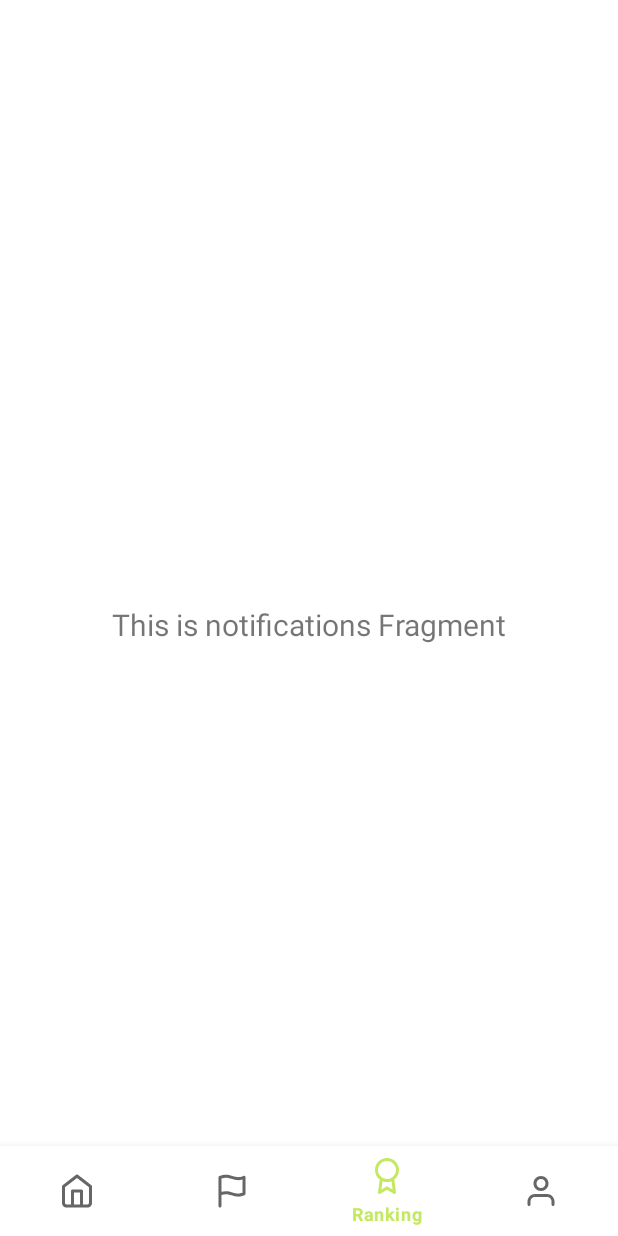
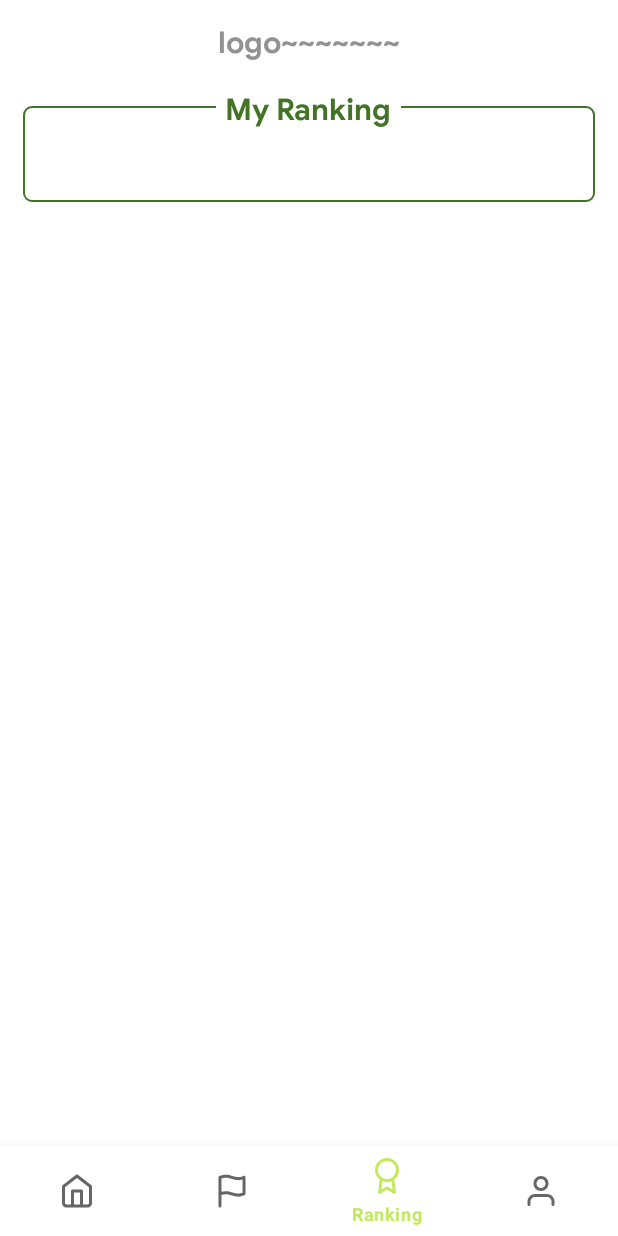
Before and after one commit to KLAB2-challenge/FE, an Android app: the RankingFragment screen opened through its navigation route, on a phone screen of 412 x 824 dp. Run offline under Robolectric (Android 15) with nearby library versions, the phone set to English and light mode, and no system bars; our stand-ins replace navigation-ui; 2 statements that could not run were skipped.

Commit message:
feat: add MyRanking container to fragment_ranking.xml

```diff
--- /dev/null
+++ b/app/src/main/res/drawable/background_ranking_myranking.xml
@@ -0,0 +1,6 @@
+<?xml version="1.0" encoding="utf-8"?>
+<shape xmlns:android="http://schemas.android.com/apk/res/android"
+    android:shape="rectangle">
+    <stroke android:width="1dp" android:color="#437325" />
+    <corners android:radius="5dp"></corners>
+</shape>
--- a/app/src/main/res/layout/fragment_ranking.xml
+++ b/app/src/main/res/layout/fragment_ranking.xml
@@ -4,19 +4,80 @@
     xmlns:tools="http://schemas.android.com/tools"
     android:layout_width="match_parent"
     android:layout_height="match_parent"
+    android:background="@color/WH"
     tools:context=".ui.ranking.RankingFragment">
 
-    <TextView
-        android:id="@+id/text_notifications"
+    <ScrollView
         android:layout_width="match_parent"
-        android:layout_height="wrap_content"
-        android:layout_marginStart="8dp"
-        android:layout_marginTop="8dp"
-        android:layout_marginEnd="8dp"
-        android:textAlignment="center"
-        android:textSize="20sp"
+        android:layout_height="0dp"
+        android:layout_marginBottom="65dp"
         app:layout_constraintBottom_toBottomOf="parent"
-        app:layout_constraintEnd_toEndOf="parent"
-        app:layout_constraintStart_toStartOf="parent"
-        app:layout_constraintTop_toTopOf="parent" />
+        app:layout_constraintTop_toTopOf="parent"
+        android:fillViewport="true">
+
+        <androidx.constraintlayout.widget.ConstraintLayout
+            android:layout_width="match_parent"
+            android:layout_height="wrap_content">
+
+            <TextView
+                android:id="@+id/tv_ranking_logo"
+                android:layout_width="wrap_content"
+                android:layout_height="wrap_content"
+                android:layout_marginTop="16dp"
+                android:text="logo~~~~~~~"
+                android:textColor="#929292"
+                android:textSize="20dp"
+                android:fontFamily="@font/googlesans_bold"
+                app:layout_constraintLeft_toLeftOf="parent"
+                app:layout_constraintRight_toRightOf="parent"
+                app:layout_constraintTop_toTopOf="parent"
+                />
+
+            <FrameLayout
+                android:id="@+id/fl_ranking_myr"
+                android:layout_width="match_parent"
+                android:layout_height="wrap_content"
+                app:layout_constraintTop_toBottomOf="@+id/tv_ranking_logo"
+                app:layout_constraintLeft_toLeftOf="parent"
+                app:layout_constraintRight_toRightOf="parent"
+                android:layout_marginTop="16dp"
+                android:layout_marginHorizontal="15dp"
+                >
+
+                <androidx.constraintlayout.widget.ConstraintLayout
+                    android:layout_width="match_parent"
+                    android:layout_height="match_parent"
+                    android:layout_marginTop="13dp"
+                    android:paddingHorizontal="22dp"
+                    android:paddingVertical="32dp"
+                    app:layout_constraintLeft_toLeftOf="parent"
+                    app:layout_constraintRight_toRightOf="parent"
+                    app:layout_constraintTop_toTopOf="@+id/tv_ranking_myranking"
+                    android:background="@drawable/background_ranking_myranking"
+                    >
+
+                </androidx.constraintlayout.widget.ConstraintLayout>
+
+                <TextView
+                    android:id="@+id/tv_ranking_myranking"
+                    android:layout_width="wrap_content"
+                    android:layout_height="wrap_content"
+                    android:paddingVertical="3dp"
+                    android:paddingHorizontal="6dp"
+                    android:text="My Ranking"
+                    android:textColor="#437325"
+                    android:textSize="20dp"
+                    android:fontFamily="@font/googlesans_bold"
+                    android:background="@color/WH"
+                    android:layout_gravity="center_horizontal"
+                    />
+
+            </FrameLayout>
+
+
+
+        </androidx.constraintlayout.widget.ConstraintLayout>
+
+    </ScrollView>
+
 </androidx.constraintlayout.widget.ConstraintLayout>
```
